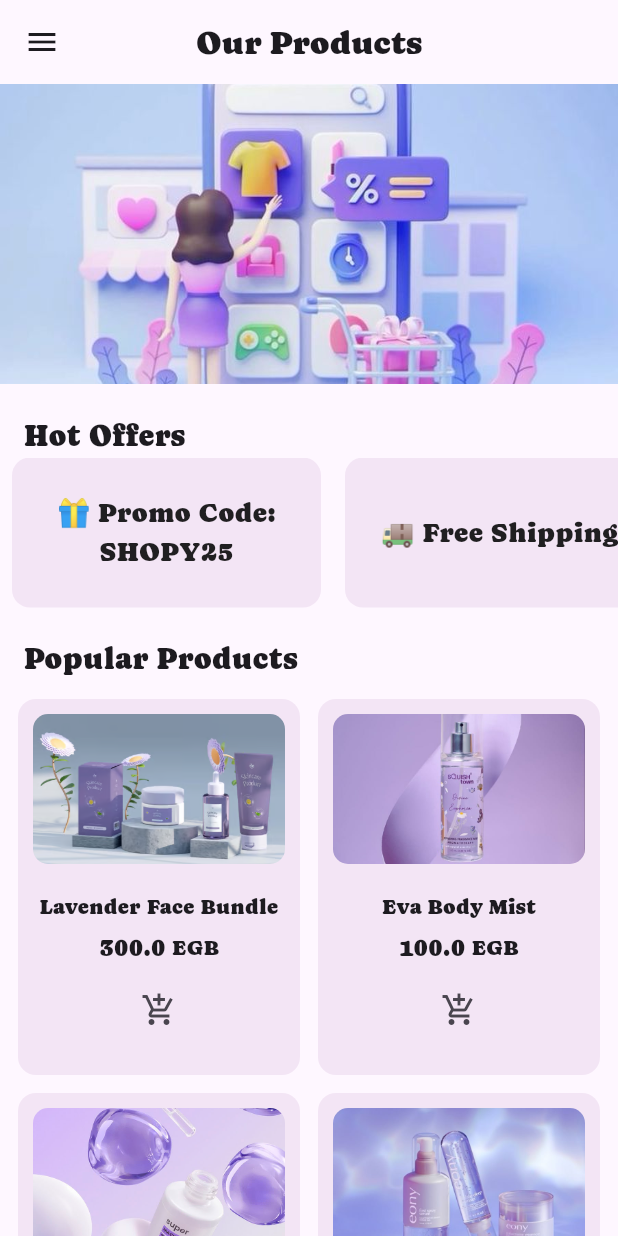
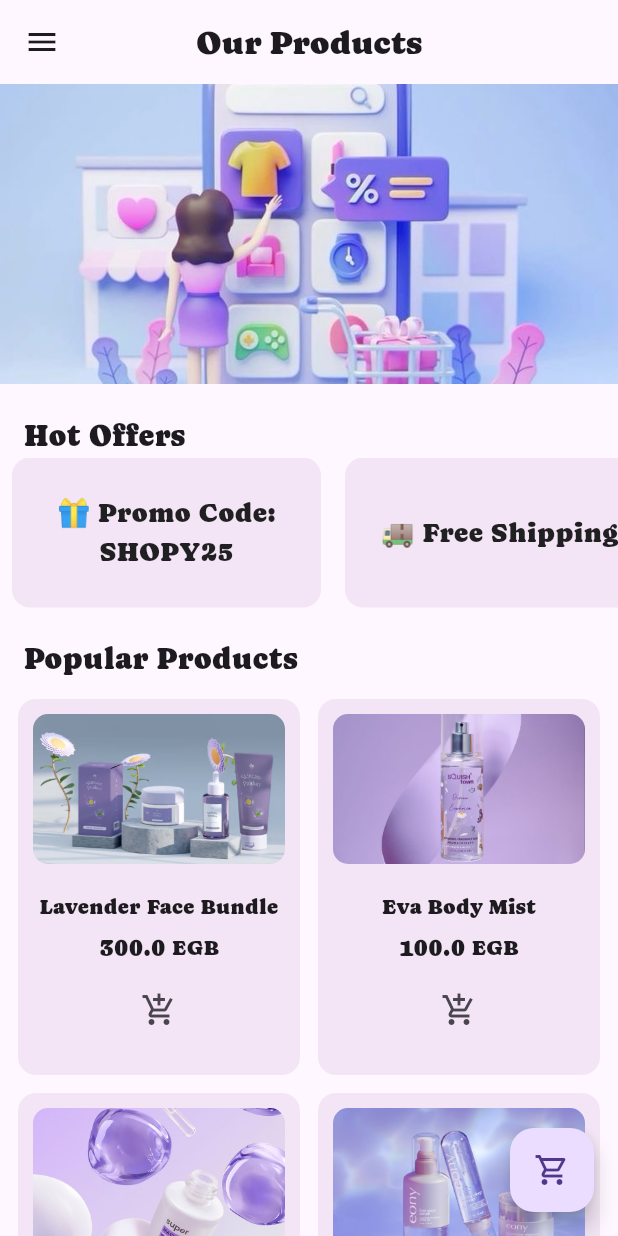
Before and after one commit to klarasameh1/ShoppingApp-SprintsUp, a Flutter app: the HomePage screen opened directly, on a phone screen of 412 x 824 dp. Run offline on Flutter 3.47's test engine with Material 3 defaults, Android fonts, the phone set to English and light mode, and no system bars.

Commit message:
floating action button added

```diff
--- a/lib/pages/home_page.dart
+++ b/lib/pages/home_page.dart
@@ -9,6 +9,7 @@ class HomePage extends StatefulWidget {
   @override
   State<HomePage> createState() => _HomePageState();
 }
+
 class Product {
   final String title;
   final String imageUrl;
@@ -23,24 +24,36 @@ class CartItem {
 
   CartItem({required this.product, this.quantity = 1});
 }
+
 final List<CartItem> cartList = [];
 
 class _HomePageState extends State<HomePage> {
   final List<Product> products = [
-    Product(title: 'Lavender Face Bundle',
-        imageUrl: 'assets/Products/product2.png',
-        price: 300),
-    Product(title: 'Eva Body Mist',
-        imageUrl: 'assets/Products/product3.jpg',
-        price: 100),
-    Product(title: 'Hyaluronic Acid Serum',
-        imageUrl: 'assets/Products/product4.jpg',
-        price: 120),
-    Product(title: 'Hyaluronic Acid Bundle',
-        imageUrl: 'assets/Products/product5.jpg',
-        price: 100),
     Product(
-        title: 'Tonner', imageUrl: 'assets/Products/product6.jpg', price: 100),
+      title: 'Lavender Face Bundle',
+      imageUrl: 'assets/Products/product2.png',
+      price: 300,
+    ),
+    Product(
+      title: 'Eva Body Mist',
+      imageUrl: 'assets/Products/product3.jpg',
+      price: 100,
+    ),
+    Product(
+      title: 'Hyaluronic Acid Serum',
+      imageUrl: 'assets/Products/product4.jpg',
+      price: 120,
+    ),
+    Product(
+      title: 'Hyaluronic Acid Bundle',
+      imageUrl: 'assets/Products/product5.jpg',
+      price: 100,
+    ),
+    Product(
+      title: 'Tonner',
+      imageUrl: 'assets/Products/product6.jpg',
+      price: 100,
+    ),
   ];
 
   final List<String> offers = [
@@ -63,10 +76,7 @@ class _HomePageState extends State<HomePage> {
       ),
       drawer: Container(
         color: Colors.grey.shade100,
-        width: MediaQuery
-            .of(context)
-            .size
-            .width * 0.6,
+        width: MediaQuery.of(context).size.width * 0.6,
         child: ListView(
           children: [
             SizedBox(height: 60),
@@ -86,9 +96,7 @@ class _HomePageState extends State<HomePage> {
                 setState(() {
                   Navigator.push(
                     context,
-                    MaterialPageRoute(
-                      builder: (context) => ShoppingCart(),
-                    ),
+                    MaterialPageRoute(builder: (context) => ShoppingCart()),
                   );
                 });
               },
@@ -205,18 +213,21 @@ class _HomePageState extends State<HomePage> {
               ),
             ),
 
-
             Center(
               child: SizedBox(
                 child: Column(
                   children: [
-                    Icon(Icons.circle_sharp, size: 10,
-                      color: Colors.grey.shade700,),
-                    SizedBox(height: 10,),
-                    Text("Stay tuned for More",
+                    Icon(
+                      Icons.circle_sharp,
+                      size: 10,
+                      color: Colors.grey.shade700,
+                    ),
+                    SizedBox(height: 10),
+                    Text(
+                      "Stay tuned for More",
                       style: TextStyle(
-                          fontWeight: FontWeight.w200,
-                          fontSize: 18
+                        fontWeight: FontWeight.w200,
+                        fontSize: 18,
                       ),
                     ),
                   ],
@@ -227,12 +238,22 @@ class _HomePageState extends State<HomePage> {
           ],
         ),
       ),
+      floatingActionButton: FloatingActionButton(
+        onPressed: () {
+          Navigator.push(
+            context,
+            MaterialPageRoute(builder: (context) => ShoppingCart()),
+          );
+        },
+        child: Icon(cartList.isEmpty ?Icons.shopping_cart_outlined : Icons.shopping_cart) // optional: give it a nice icon
+      ),
     );
   }
 
   void addToCart(Product product) {
-    final index = cartList.indexWhere((item) =>
-    item.product.title == product.title);
+    final index = cartList.indexWhere(
+      (item) => item.product.title == product.title,
+    );
     setState(() {
       if (index != -1) {
         //Just increase quantity
```
